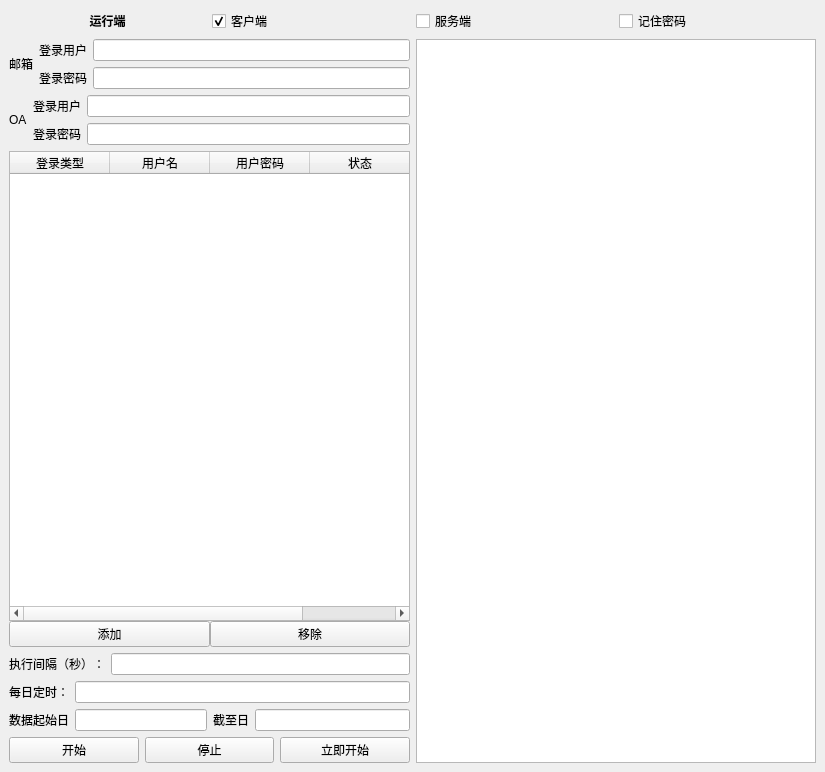
First picture: the form in biz/monitor_oa/Form.ui, repository sticktoFE/rpa-office, before the edit.
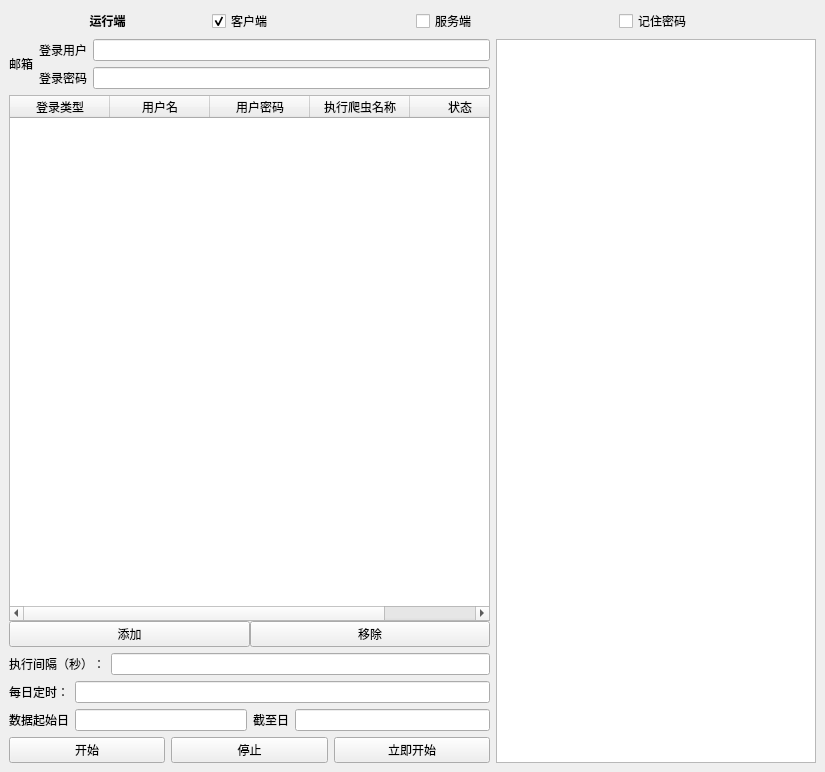
Second picture: the form after the edit.

The edit to the form file:
```diff
--- a/biz/monitor_oa/Form.ui
+++ b/biz/monitor_oa/Form.ui
@@ -65,9 +65,9 @@
      </layout>
     </item>
     <item>
-     <layout class="QHBoxLayout" name="horizontalLayout_15">
+     <layout class="QHBoxLayout" name="horizontalLayout_15" stretch="6,4">
       <item>
-       <layout class="QVBoxLayout" name="verticalLayout_5" stretch="1,1,6,2">
+       <layout class="QVBoxLayout" name="verticalLayout_5" stretch="1,6,2">
         <item>
          <layout class="QHBoxLayout" name="horizontalLayout_4">
           <item>
@@ -121,59 +121,6 @@
           </item>
          </layout>
         </item>
-        <item>
-         <layout class="QHBoxLayout" name="horizontalLayout_6">
-          <item>
-           <widget class="QLabel" name="label_4">
-            <property name="text">
-             <string>OA</string>
-            </property>
-           </widget>
-          </item>
-          <item>
-           <layout class="QVBoxLayout" name="verticalLayout_3">
-            <item>
-             <layout class="QHBoxLayout" name="horizontalLayout_7">
-              <item>
-               <widget class="QLabel" name="label_5">
-                <property name="text">
-                 <string>登录用户</string>
-                </property>
-                <property name="buddy">
-                 <cstring>userID_oa</cstring>
-                </property>
-               </widget>
-              </item>
-              <item>
-               <widget class="QLineEdit" name="userID_oa"/>
-              </item>
-             </layout>
-            </item>
-            <item>
-             <layout class="QHBoxLayout" name="horizontalLayout_8">
-              <item>
-               <widget class="QLabel" name="label_6">
-                <property name="text">
-                 <string>登录密码</string>
-                </property>
-                <property name="buddy">
-                 <cstring>passwd_oa</cstring>
-                </property>
-               </widget>
-              </item>
-              <item>
-               <widget class="QLineEdit" name="passwd_oa">
-                <property name="echoMode">
-                 <enum>QLineEdit::Password</enum>
-                </property>
-               </widget>
-              </item>
-             </layout>
-            </item>
-           </layout>
-          </item>
-         </layout>
-        </item>
         <item>
          <layout class="QVBoxLayout" name="verticalLayout" stretch="9,1">
           <property name="spacing">
@@ -202,6 +149,11 @@
               <string>用户密码</string>
              </property>
             </column>
+            <column>
+             <property name="text">
+              <string>执行爬虫名称</string>
+             </property>
+            </column>
             <column>
              <property name="text">
               <string>状态</string>
```
Left out of the diff: 8 changed lines with no effect on the pictures.
